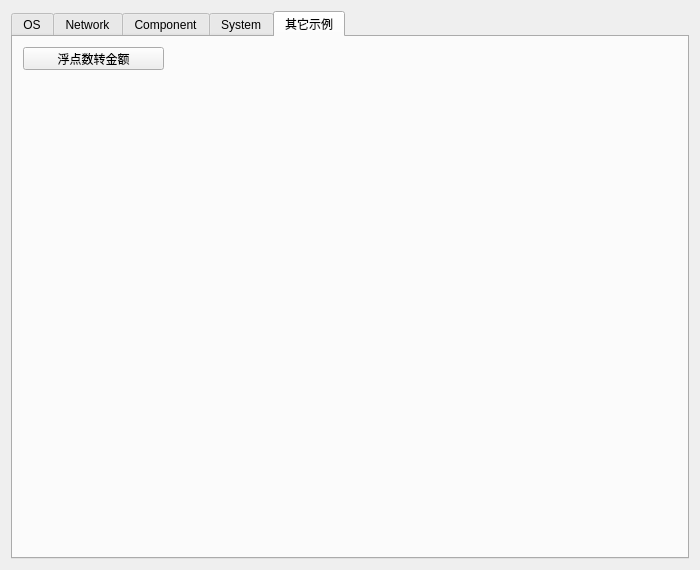
This is sample/mainwindow.ui in jjzhang166/Tianchi2 as Qt 5 draws it before an edit. The edited form follows.
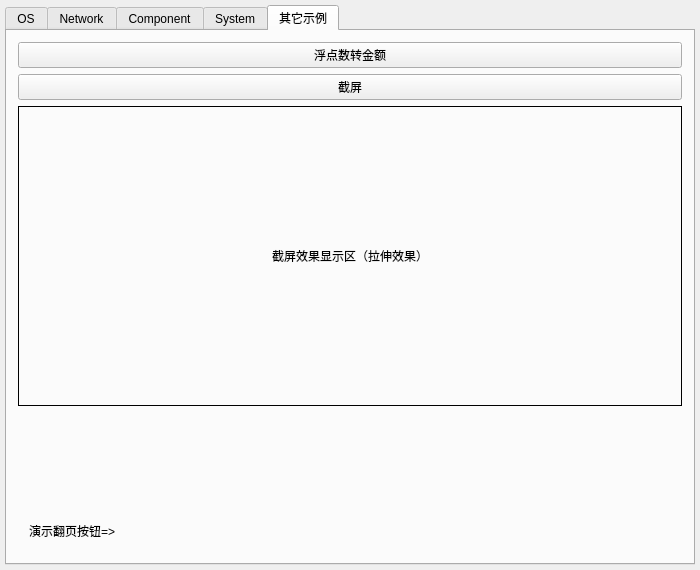
This is the edited form. The open tabs and pages were chosen to show the change. Custom widgets are drawn as their Qt base class.

The edit to the form file:
```diff
--- a/sample/mainwindow.ui
+++ b/sample/mainwindow.ui
@@ -15,6 +15,21 @@
   </property>
   <widget class="QWidget" name="centralWidget">
    <layout class="QVBoxLayout" name="formLayout">
+    <property name="spacing">
+     <number>0</number>
+    </property>
+    <property name="leftMargin">
+     <number>5</number>
+    </property>
+    <property name="topMargin">
+     <number>5</number>
+    </property>
+    <property name="rightMargin">
+     <number>5</number>
+    </property>
+    <property name="bottomMargin">
+     <number>5</number>
+    </property>
     <item>
      <widget class="QTabWidget" name="tabWidget">
       <property name="currentIndex">
@@ -493,19 +508,89 @@
        <attribute name="title">
         <string>其它示例</string>
        </attribute>
-       <widget class="QPushButton" name="pushButton_11">
-        <property name="geometry">
-         <rect>
-          <x>10</x>
-          <y>10</y>
-          <width>141</width>
-          <height>23</height>
-         </rect>
-        </property>
-        <property name="text">
-         <string>浮点数转金额</string>
-        </property>
-       </widget>
+       <layout class="QVBoxLayout" name="verticalLayout_3">
+        <item>
+         <widget class="QPushButton" name="pushButton_11">
+          <property name="text">
+           <string>浮点数转金额</string>
+          </property>
+         </widget>
+        </item>
+        <item>
+         <widget class="QPushButton" name="pushButton_26">
+          <property name="text">
+           <string>截屏</string>
+          </property>
+         </widget>
+        </item>
+        <item>
+         <widget class="QLabel" name="label_3">
+          <property name="minimumSize">
+           <size>
+            <width>0</width>
+            <height>300</height>
+           </size>
+          </property>
+          <property name="maximumSize">
+           <size>
+            <width>16777215</width>
+            <height>300</height>
+           </size>
+          </property>
+          <property name="frameShape">
+           <enum>QFrame::Box</enum>
+          </property>
+          <property name="text">
+           <string>截屏效果显示区（拉伸效果）</string>
+          </property>
+          <property name="scaledContents">
+           <bool>true</bool>
+          </property>
+          <property name="alignment">
+           <set>Qt::AlignCenter</set>
+          </property>
+         </widget>
+        </item>
+        <item>
+         <spacer name="verticalSpacer_6">
+          <property name="orientation">
+           <enum>Qt::Vertical</enum>
+          </property>
+          <property name="sizeHint" stdset="0">
+           <size>
+            <width>20</width>
+            <height>40</height>
+           </size>
+          </property>
+         </spacer>
+        </item>
+        <item>
+         <widget class="QWidget" name="ButtonWidget" native="true">
+          <layout class="QHBoxLayout" name="horizontalLayout">
+           <item>
+            <widget class="QLabel" name="label_2">
+             <property name="text">
+              <string>演示翻页按钮=&gt;</string>
+             </property>
+            </widget>
+           </item>
+           <item>
+            <spacer name="horizontalSpacer_6">
+             <property name="orientation">
+              <enum>Qt::Horizontal</enum>
+             </property>
+             <property name="sizeHint" stdset="0">
+              <size>
+               <width>547</width>
+               <height>20</height>
+              </size>
+             </property>
+            </spacer>
+           </item>
+          </layout>
+         </widget>
+        </item>
+       </layout>
       </widget>
      </widget>
     </item>
```
Left out of the diff: 2 changed lines with no effect on the pictures.
